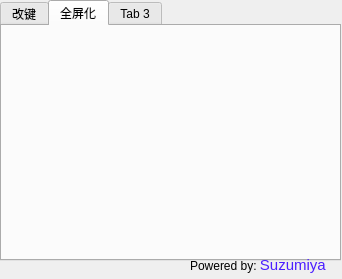
Above: untitled.ui from Suzumiya7mi/ExCraft before the change. Below: the same form after it.
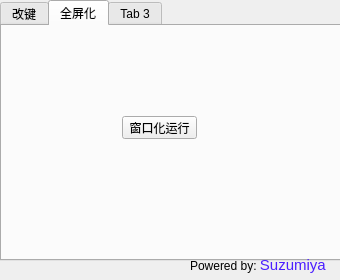
That is the form after the change. The open tabs and pages were chosen to show the change. Icons and pictures are not drawn.

Diff of the .ui file:
```diff
--- a/untitled.ui
+++ b/untitled.ui
@@ -6,10 +6,22 @@
    <rect>
     <x>0</x>
     <y>0</y>
-    <width>342</width>
-    <height>279</height>
+    <width>340</width>
+    <height>280</height>
    </rect>
   </property>
+  <property name="minimumSize">
+   <size>
+    <width>340</width>
+    <height>280</height>
+   </size>
+  </property>
+  <property name="maximumSize">
+   <size>
+    <width>340</width>
+    <height>280</height>
+   </size>
+  </property>
   <property name="windowTitle">
    <string>Excraft v0.16</string>
   </property>
@@ -359,6 +371,19 @@
     <attribute name="title">
      <string>全屏化</string>
     </attribute>
+    <widget class="QPushButton" name="pushButton_2">
+     <property name="geometry">
+      <rect>
+       <x>120</x>
+       <y>90</y>
+       <width>75</width>
+       <height>23</height>
+      </rect>
+     </property>
+     <property name="text">
+      <string>窗口化运行</string>
+     </property>
+    </widget>
    </widget>
    <widget class="QWidget" name="tab_3">
     <attribute name="title">
```
Left out of the diff: 25 changed lines with no effect on the pictures.
